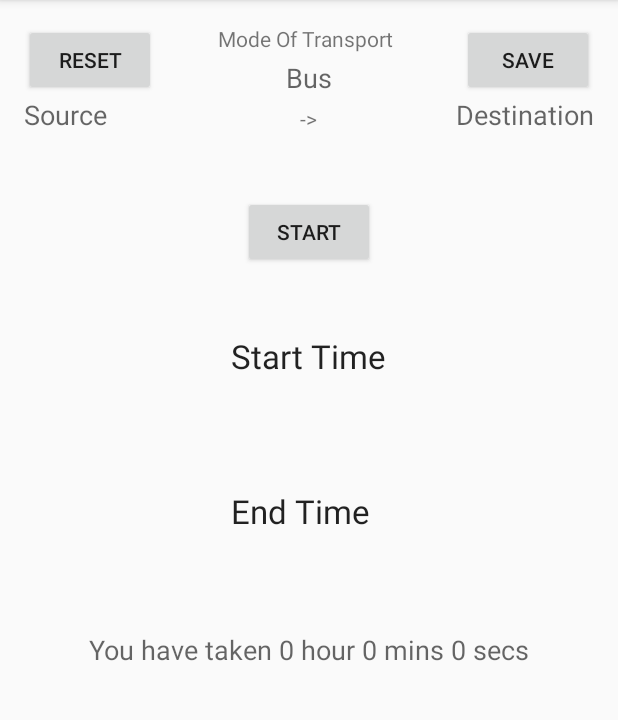
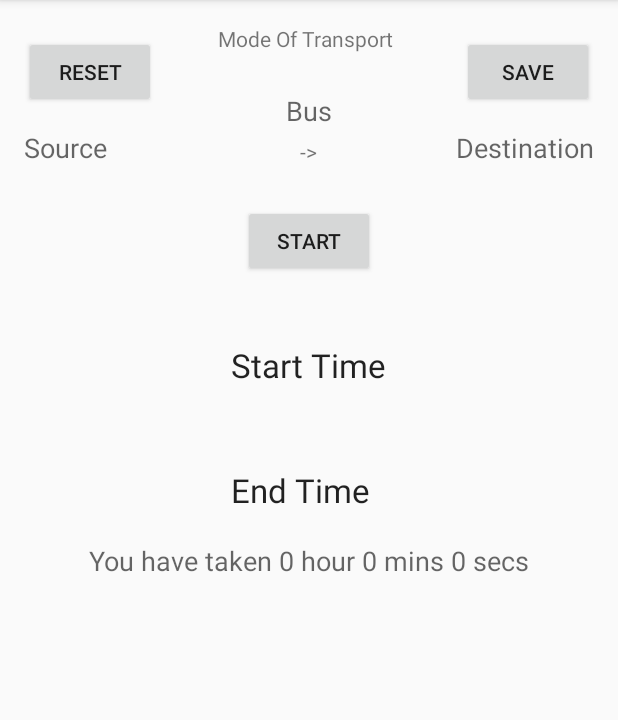
Before and after one commit to mohamedshalik/TimeStamp, an Android app: the MainActivity screen opened directly, with no data from a screen before it, on a phone screen of 412 x 824 dp, the part 84-804 px from its top. Run offline under Robolectric (Android 15) with nearby library versions, the phone set to English and light mode, and no system bars.

Commit message:
29/7/2016 11:13pm
updated

```diff
--- /dev/null
+++ b/app/src/main/res/layout-land/content_main.xml
@@ -0,0 +1,136 @@
+<?xml version="1.0" encoding="utf-8"?>
+<RelativeLayout xmlns:android="http://schemas.android.com/apk/res/android"
+    xmlns:tools="http://schemas.android.com/tools"
+    xmlns:app="http://schemas.android.com/apk/res-auto" android:layout_width="match_parent"
+    android:layout_height="match_parent" android:paddingLeft="@dimen/activity_horizontal_margin"
+    android:paddingRight="@dimen/activity_horizontal_margin"
+    android:paddingTop="@dimen/activity_vertical_margin"
+    android:paddingBottom="@dimen/activity_vertical_margin"
+    app:layout_behavior="@string/appbar_scrolling_view_behavior"
+    tools:showIn="@layout/activity_main" tools:context=".MainActivity"
+    >
+
+    <ScrollView
+        android:layout_width="fill_parent"
+        android:layout_height="fill_parent"
+        android:id="@+id/scrollView">
+        <RelativeLayout
+            android:layout_width="fill_parent"
+            android:layout_height="fill_parent">
+
+            <Button
+                android:layout_width="wrap_content"
+                android:layout_height="wrap_content"
+                android:text="Reset"
+                android:id="@+id/Reset"
+                android:layout_alignParentTop="true"
+                android:layout_alignParentLeft="true"
+                android:layout_alignParentStart="true"
+                android:layout_marginTop="8dp"/>
+
+            <TextView
+                android:layout_width="wrap_content"
+                android:layout_height="wrap_content"
+                android:textAppearance="?android:attr/textAppearanceMedium"
+                android:text="Null"
+                android:id="@+id/modeoftransport"
+                android:layout_above="@+id/to"
+                android:layout_centerHorizontal="true" />
+
+            <TextView
+                android:layout_width="wrap_content"
+                android:layout_height="wrap_content"
+                android:textAppearance="?android:attr/textAppearanceSmall"
+                android:text="Mode Of Transport "
+                android:id="@+id/textView2"
+                android:layout_alignParentTop="true"
+                android:layout_centerHorizontal="true" />
+
+            <TextView
+                android:layout_width="wrap_content"
+                android:layout_height="wrap_content"
+                android:textAppearance="?android:attr/textAppearanceMedium"
+                android:text="Source"
+                android:id="@+id/from"
+                android:layout_below="@+id/Reset"
+                android:layout_alignParentLeft="true"
+                android:layout_alignParentStart="true"
+                android:layout_marginTop="14dp"/>
+
+            <TextView
+                android:layout_width="wrap_content"
+                android:layout_height="wrap_content"
+                android:textAppearance="?android:attr/textAppearanceMedium"
+                android:text="Destination"
+                android:id="@+id/to"
+                android:layout_alignTop="@+id/from"
+                android:layout_alignParentRight="true"
+                android:layout_alignParentEnd="true" />
+
+            <TextView
+                android:layout_width="wrap_content"
+                android:layout_height="wrap_content"
+                android:textAppearance="?android:attr/textAppearanceSmall"
+                android:text="->"
+                android:id="@+id/arrow"
+                android:layout_alignBottom="@+id/to"
+                android:layout_centerHorizontal="true" />
+
+            <Button
+                android:layout_width="wrap_content"
+                android:layout_height="wrap_content"
+                android:text="Save"
+                android:id="@+id/save"
+                android:layout_alignParentTop="true"
+                android:layout_alignParentRight="true"
+                android:layout_alignParentEnd="true"
+                android:layout_marginTop="8dp"/>
+
+
+
+
+
+    <TextView
+        android:layout_width="wrap_content"
+        android:layout_height="wrap_content"
+        android:textAppearance="?android:attr/textAppearanceLarge"
+        android:text="Start Time"
+        android:id="@+id/starttxt"
+        android:layout_alignBottom="@+id/scrollView"
+        android:layout_centerHorizontal="true"
+        android:layout_marginBottom="69dp" />
+
+    <TextView
+        android:layout_width="wrap_content"
+        android:layout_height="wrap_content"
+        android:textAppearance="?android:attr/textAppearanceLarge"
+        android:text="End Time"
+        android:id="@+id/endtxt"
+        android:layout_gravity="bottom"
+        android:layout_above="@+id/Output"
+        android:layout_alignLeft="@+id/starttxt"
+        android:layout_alignStart="@+id/starttxt" />
+
+    <TextView
+        android:layout_width="wrap_content"
+        android:layout_height="wrap_content"
+        android:textAppearance="?android:attr/textAppearanceMedium"
+        android:text="You have taken 0 hour 0 mins 0 secs"
+        android:id="@+id/Output"
+        android:layout_gravity="bottom"
+        android:layout_alignBottom="@+id/scrollView"
+        android:layout_centerHorizontal="true" />
+
+    <Button
+        android:layout_width="wrap_content"
+        android:layout_height="wrap_content"
+        android:text="Start"
+        android:id="@+id/startbutton"
+        android:layout_gravity="center_vertical"
+        android:layout_centerVertical="true"
+        android:layout_centerHorizontal="true" />
+
+        </RelativeLayout>
+    </ScrollView>
+
+</RelativeLayout>
--- a/app/src/main/res/layout/activity_location.xml
+++ b/app/src/main/res/layout/activity_location.xml
@@ -17,9 +17,5 @@
 
     <include layout="@layout/content_location" />
 
-    <android.support.design.widget.FloatingActionButton android:id="@+id/fab"
-        android:layout_width="wrap_content" android:layout_height="wrap_content"
-        android:layout_gravity="bottom|end" android:layout_margin="@dimen/fab_margin"
-        android:src="@android:drawable/ic_dialog_email" />
 
 </android.support.design.widget.CoordinatorLayout>
--- a/app/src/main/res/layout/activity_mode_of_travel.xml
+++ b/app/src/main/res/layout/activity_mode_of_travel.xml
@@ -17,9 +17,5 @@
 
     <include layout="@layout/content_mode_of_travel" />
 
-    <android.support.design.widget.FloatingActionButton android:id="@+id/fab"
-        android:layout_width="wrap_content" android:layout_height="wrap_content"
-        android:layout_gravity="bottom|end" android:layout_margin="@dimen/fab_margin"
-        android:src="@android:drawable/ic_dialog_email" />
 
 </android.support.design.widget.CoordinatorLayout>
--- a/app/src/main/res/layout/content_main.xml
+++ b/app/src/main/res/layout/content_main.xml
@@ -7,7 +7,8 @@
     android:paddingTop="@dimen/activity_vertical_margin"
     android:paddingBottom="@dimen/activity_vertical_margin"
     app:layout_behavior="@string/appbar_scrolling_view_behavior"
-    tools:showIn="@layout/activity_main" tools:context=".MainActivity">
+    tools:showIn="@layout/activity_main" tools:context=".MainActivity"
+    >
 
     <TextView
         android:layout_width="wrap_content"
@@ -24,9 +25,9 @@
         android:layout_height="wrap_content"
         android:text="Start"
         android:id="@+id/startbutton"
-        android:layout_marginTop="42dp"
-        android:layout_below="@+id/arrow"
-        android:layout_centerHorizontal="true" />
+        android:layout_below="@+id/to"
+        android:layout_centerHorizontal="true"
+        android:layout_marginTop="26dp"/>
 
     <TextView
         android:layout_width="wrap_content"
@@ -34,7 +35,7 @@
         android:textAppearance="?android:attr/textAppearanceLarge"
         android:text="End Time"
         android:id="@+id/endtxt"
-        android:layout_marginTop="74dp"
+        android:layout_marginTop="54dp"
         android:layout_below="@+id/starttxt"
         android:layout_alignLeft="@+id/starttxt"
         android:layout_alignStart="@+id/starttxt" />
@@ -45,8 +46,8 @@
         android:textAppearance="?android:attr/textAppearanceMedium"
         android:text="You have taken 0 hour 0 mins 0 secs"
         android:id="@+id/Output"
-        android:layout_marginTop="65dp"
         android:layout_below="@+id/endtxt"
+        android:layout_marginTop="20dp"
         android:layout_centerHorizontal="true" />
 
     <Button
@@ -56,7 +57,8 @@
         android:id="@+id/Reset"
         android:layout_alignParentTop="true"
         android:layout_alignParentLeft="true"
-        android:layout_alignParentStart="true" />
+        android:layout_alignParentStart="true"
+        android:layout_marginTop="8dp"/>
 
     <TextView
         android:layout_width="wrap_content"
@@ -84,7 +86,8 @@
         android:id="@+id/from"
         android:layout_below="@+id/Reset"
         android:layout_alignParentLeft="true"
-        android:layout_alignParentStart="true" />
+        android:layout_alignParentStart="true"
+        android:layout_marginTop="14dp"/>
 
     <TextView
         android:layout_width="wrap_content"
@@ -112,6 +115,7 @@
         android:id="@+id/save"
         android:layout_alignParentTop="true"
         android:layout_alignParentRight="true"
-        android:layout_alignParentEnd="true" />
+        android:layout_alignParentEnd="true"
+        android:layout_marginTop="8dp"/>
 
 </RelativeLayout>
```
Also changed, not shown: app/src/main/AndroidManifest.xml (+17 -4 lines), app/src/main/java/com/time_stamp/holapal/timestamp/Db.java (added, +99 -0 lines), app/src/main/java/com/time_stamp/holapal/timestamp/Location.java (+19 -7 lines), app/src/main/java/com/time_stamp/holapal/timestamp/MainActivity.java (+33 -1 lines), app/src/main/java/com/time_stamp/holapal/timestamp/ModeOfTravel.java (+1 -8 lines), app/src/main/java/com/time_stamp/holapal/timestamp/ViewLayout.java (added, +27 -0 lines), app/src/main/res/layout/content_location.xml (+8 -0 lines).
